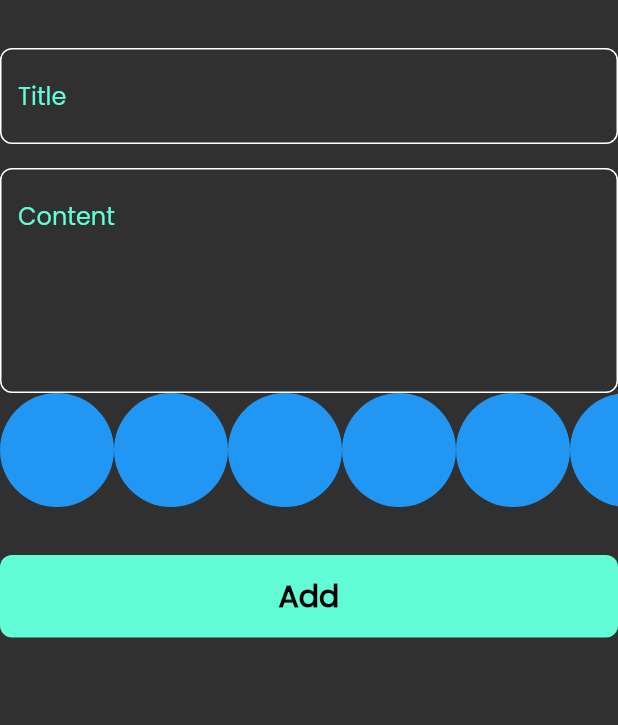
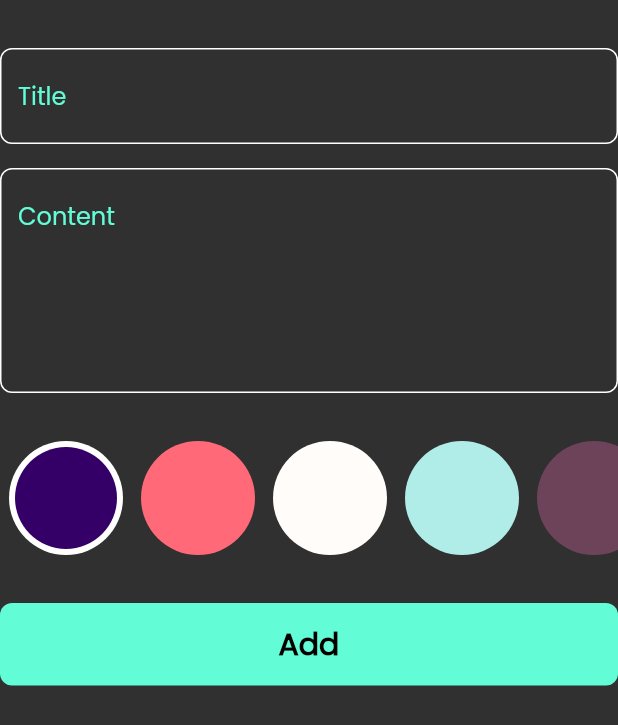
Before and after one commit to AhmedFaragallah/notes_app, a Flutter app: the AddNoteForm widget shown alone on an empty page, opened directly, on a phone screen of 412 x 824 dp. Shown: the top 725 px of the screen. Run offline on Flutter 3.47's test engine with Material 2 defaults, Android fonts, the phone set to English and light mode, and no system bars; our stand-ins replace bloc, flutter_bloc, hive, hive_flutter, modal_progress_hud_nsn; accounts and stored records are empty.

Commit message:
Colors list view part 2

```diff
--- a/lib/views/widgets/add_note_form.dart
+++ b/lib/views/widgets/add_note_form.dart
@@ -49,6 +49,9 @@ class _AddNoteFormState extends State<AddNoteForm> {
             hint: 'Content',
             maxLine: 5,
           ),
+          const SizedBox(
+            height: 32,
+          ),
           const ColorsListView(),
           const SizedBox(
             height: 32,
--- a/lib/views/widgets/colors_list_view.dart
+++ b/lib/views/widgets/colors_list_view.dart
@@ -1,30 +1,67 @@
 import 'package:flutter/material.dart';
 
 class ColorItem extends StatelessWidget {
-  const ColorItem({super.key});
+  const ColorItem({super.key, required this.isActive, required this.color});
+  final bool isActive;
+  final Color color;
 
   @override
   Widget build(BuildContext context) {
-    return const CircleAvatar(
-      radius: 38,
-      backgroundColor: Colors.blue,
-    );
+    return isActive
+        ? CircleAvatar(
+            backgroundColor: Colors.white,
+            radius: 38,
+            child: CircleAvatar(
+              radius: 34,
+              backgroundColor: color,
+            ),
+          )
+        : CircleAvatar(
+            radius: 38,
+            backgroundColor: color,
+          );
   }
 }
 
-class ColorsListView extends StatelessWidget {
+class ColorsListView extends StatefulWidget {
   const ColorsListView({super.key});
 
+  @override
+  State<ColorsListView> createState() => _ColorsListViewState();
+}
+
+class _ColorsListViewState extends State<ColorsListView> {
+  int currentindex = 0;
+  List<Color> colors = const [
+    Color(0xff340068),
+    Color(0xffFF6978),
+    Color(0xffFFFCF9),
+    Color(0xffB1EDE8),
+    Color(0xff6D435A),
+  ];
   @override
   Widget build(BuildContext context) {
     return SizedBox(
       height: 38 * 2,
       child: ListView.builder(
-          scrollDirection: Axis.horizontal,
-          itemCount: 10,
-          itemBuilder: (context, index) {
-            return const ColorItem();
-          }),
+        scrollDirection: Axis.horizontal,
+        itemCount: colors.length,
+        itemBuilder: (context, index) {
+          return Padding(
+            padding: const EdgeInsets.symmetric(horizontal: 6),
+            child: GestureDetector(
+              onTap: () {
+                currentindex = index;
+                setState(() {});
+              },
+              child: ColorItem(
+                color: colors[index],
+                isActive: currentindex == index,
+              ),
+            ),
+          );
+        },
+      ),
     );
   }
 }
```
